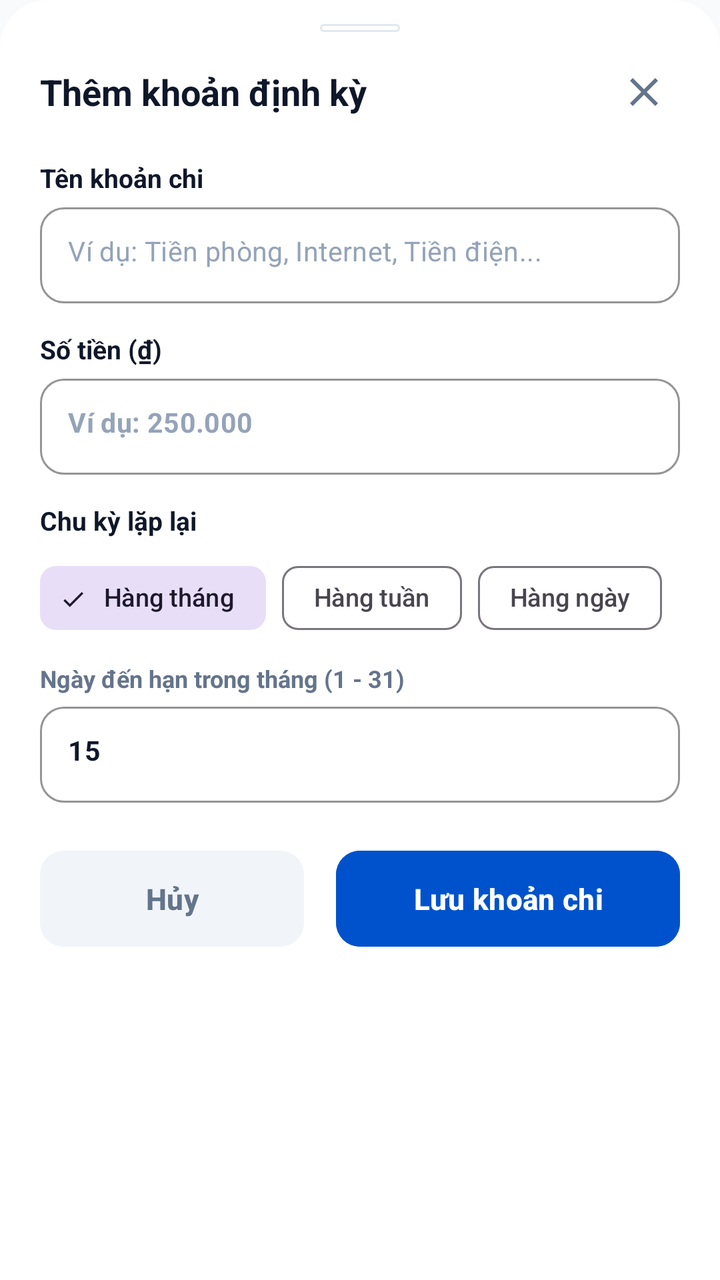
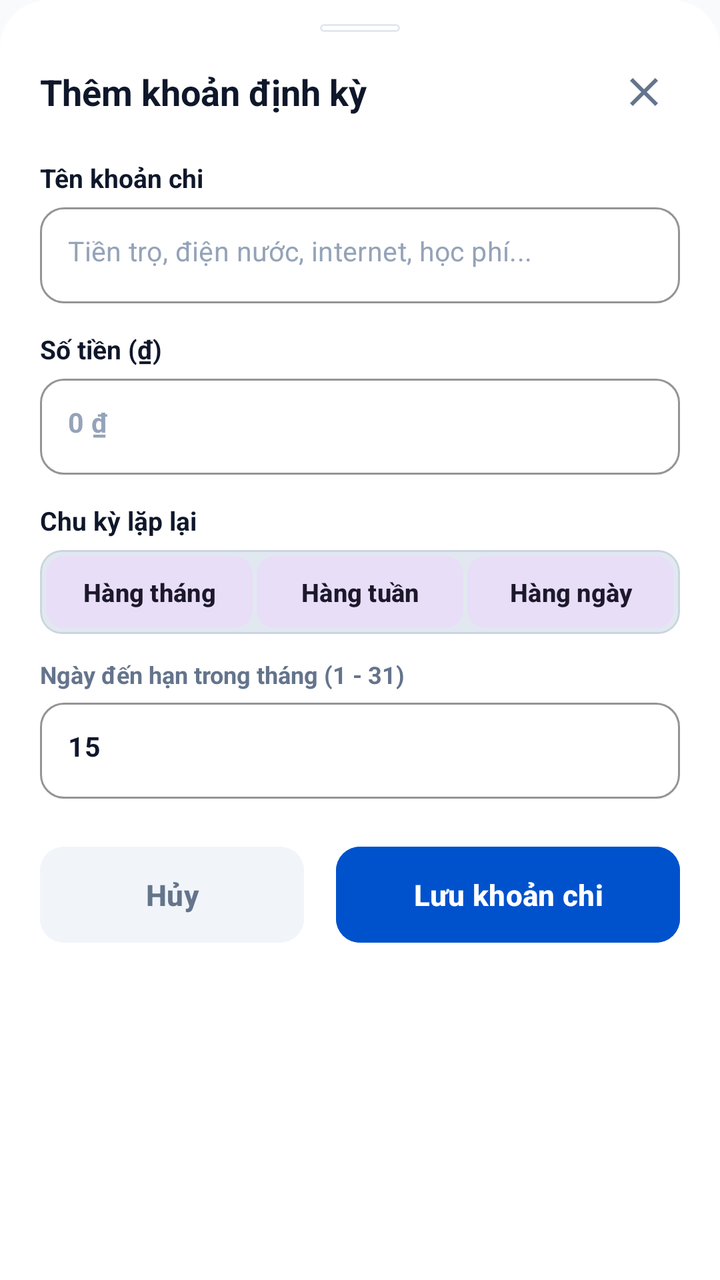

Two renders of the same Android screen: before a commit and after it. Below are the layout's source before the change and the commit's diff.
<!-- AndroidManifest.xml: application theme Theme.SharedFund -->
<!-- res/layout/bottom_sheet_create_recurring_rule.xml -->
<?xml version="1.0" encoding="utf-8"?>
<LinearLayout xmlns:android="http://schemas.android.com/apk/res/android"
    xmlns:app="http://schemas.android.com/apk/res-auto"
    android:layout_width="match_parent"
    android:layout_height="wrap_content"
    android:background="@drawable/bg_bottom_sheet"
    android:orientation="vertical"
    android:paddingStart="20dp"
    android:paddingTop="12dp"
    android:paddingEnd="20dp"
    android:paddingBottom="28dp">

    <View
        android:layout_width="40dp"
        android:layout_height="4dp"
        android:layout_gravity="center_horizontal"
        android:layout_marginBottom="12dp"
        android:background="@drawable/bg_card" />

    <RelativeLayout
        android:layout_width="match_parent"
        android:layout_height="wrap_content"
        android:layout_marginBottom="16dp">

        <TextView
            android:layout_width="wrap_content"
            android:layout_height="wrap_content"
            android:layout_alignParentStart="true"
            android:layout_centerVertical="true"
            android:text="Thêm khoản định kỳ"
            android:textColor="@color/text_primary"
            android:textSize="18sp"
            android:textStyle="bold" />

        <ImageButton
            android:id="@+id/btnCreateRecurringClose"
            android:layout_width="36dp"
            android:layout_height="36dp"
            android:layout_alignParentEnd="true"
            android:layout_centerVertical="true"
            android:background="?attr/selectableItemBackgroundBorderless"
            android:contentDescription="Đóng"
            android:src="@drawable/ic_close"
            app:tint="@color/text_secondary" />
    </RelativeLayout>

    <TextView
        android:layout_width="wrap_content"
        android:layout_height="wrap_content"
        android:layout_marginBottom="6dp"
        android:text="Tên khoản chi"
        android:textColor="@color/text_primary"
        android:textSize="13sp"
        android:textStyle="bold" />

    <com.google.android.material.textfield.TextInputLayout
        style="@style/Widget.MaterialComponents.TextInputLayout.OutlinedBox"
        android:layout_width="match_parent"
        android:layout_height="wrap_content"
        app:boxCornerRadiusBottomEnd="12dp"
        app:boxCornerRadiusBottomStart="12dp"
        app:boxCornerRadiusTopEnd="12dp"
        app:boxCornerRadiusTopStart="12dp"
        app:boxStrokeColor="@color/primary"
        app:hintEnabled="false">

        <com.google.android.material.textfield.TextInputEditText
            android:id="@+id/etRecurringTitle"
            android:layout_width="match_parent"
            android:layout_height="48dp"
            android:hint="Ví dụ: Tiền phòng, Internet, Tiền điện..."
            android:inputType="textCapSentences"
            android:maxLines="1"
            android:paddingStart="14dp"
            android:paddingEnd="14dp"
            android:textColor="@color/text_primary"
            android:textColorHint="@color/text_tertiary"
            android:textSize="13.5sp" />
    </com.google.android.material.textfield.TextInputLayout>

    <TextView
        android:layout_width="wrap_content"
        android:layout_height="wrap_content"
        android:layout_marginTop="14dp"
        android:layout_marginBottom="6dp"
        android:text="Số tiền (₫)"
        android:textColor="@color/text_primary"
        android:textSize="13sp"
        android:textStyle="bold" />

    <com.google.android.material.textfield.TextInputLayout
        style="@style/Widget.MaterialComponents.TextInputLayout.OutlinedBox"
        android:layout_width="match_parent"
        android:layout_height="wrap_content"
        app:boxCornerRadiusBottomEnd="12dp"
        app:boxCornerRadiusBottomStart="12dp"
        app:boxCornerRadiusTopEnd="12dp"
        app:boxCornerRadiusTopStart="12dp"
        app:boxStrokeColor="@color/primary"
        app:hintEnabled="false">

        <com.google.android.material.textfield.TextInputEditText
            android:id="@+id/etRecurringAmount"
            android:layout_width="match_parent"
            android:layout_height="48dp"
            android:hint="Ví dụ: 250.000"
            android:inputType="number"
            android:maxLines="1"
            android:paddingStart="14dp"
            android:paddingEnd="14dp"
            android:textColor="@color/text_primary"
            android:textColorHint="@color/text_tertiary"
            android:textSize="13.5sp"
            android:textStyle="bold" />
    </com.google.android.material.textfield.TextInputLayout>

    <TextView
        android:layout_width="wrap_content"
        android:layout_height="wrap_content"
        android:layout_marginTop="14dp"
        android:layout_marginBottom="6dp"
        android:text="Chu kỳ lặp lại"
        android:textColor="@color/text_primary"
        android:textSize="13sp"
        android:textStyle="bold" />

    <com.google.android.material.chip.ChipGroup
        android:id="@+id/chipGroupFrequency"
        android:layout_width="match_parent"
        android:layout_height="wrap_content"
        app:singleSelection="true">

        <com.google.android.material.chip.Chip
            android:id="@+id/chipMonthly"
            style="@style/Widget.Material3.Chip.Filter"
            android:layout_width="wrap_content"
            android:layout_height="wrap_content"
            android:checked="true"
            android:text="Hàng tháng"
            android:textSize="12.5sp" />

        <com.google.android.material.chip.Chip
            android:id="@+id/chipWeekly"
            style="@style/Widget.Material3.Chip.Filter"
            android:layout_width="wrap_content"
            android:layout_height="wrap_content"
            android:text="Hàng tuần"
            android:textSize="12.5sp" />

        <com.google.android.material.chip.Chip
            android:id="@+id/chipDaily"
            style="@style/Widget.Material3.Chip.Filter"
            android:layout_width="wrap_content"
            android:layout_height="wrap_content"
            android:text="Hàng ngày"
            android:textSize="12.5sp" />
    </com.google.android.material.chip.ChipGroup>

    <LinearLayout
        android:id="@+id/layoutMonthlyDayPicker"
        android:layout_width="match_parent"
        android:layout_height="wrap_content"
        android:layout_marginTop="8dp"
        android:orientation="vertical">

        <TextView
            android:layout_width="wrap_content"
            android:layout_height="wrap_content"
            android:layout_marginBottom="6dp"
            android:text="Ngày đến hạn trong tháng (1 - 31)"
            android:textColor="@color/text_secondary"
            android:textSize="12sp"
            android:textStyle="bold" />

        <com.google.android.material.textfield.TextInputLayout
            style="@style/Widget.MaterialComponents.TextInputLayout.OutlinedBox"
            android:layout_width="match_parent"
            android:layout_height="wrap_content"
            app:boxCornerRadiusBottomEnd="12dp"
            app:boxCornerRadiusBottomStart="12dp"
            app:boxCornerRadiusTopEnd="12dp"
            app:boxCornerRadiusTopStart="12dp"
            app:boxStrokeColor="@color/primary"
            app:hintEnabled="false">

            <com.google.android.material.textfield.TextInputEditText
                android:id="@+id/etRecurringDay"
                android:layout_width="match_parent"
                android:layout_height="48dp"
                android:hint="Ví dụ: 15"
                android:inputType="number"
                android:maxLines="1"
                android:paddingStart="14dp"
                android:paddingEnd="14dp"
                android:text="15"
                android:textColor="@color/text_primary"
                android:textSize="13.5sp"
                android:textStyle="bold" />
        </com.google.android.material.textfield.TextInputLayout>
    </LinearLayout>

    <LinearLayout
        android:id="@+id/layoutWeeklyDayPicker"
        android:layout_width="match_parent"
        android:layout_height="wrap_content"
        android:layout_marginTop="8dp"
        android:orientation="vertical"
        android:visibility="gone">

        <TextView
            android:layout_width="wrap_content"
            android:layout_height="wrap_content"
            android:layout_marginBottom="6dp"
            android:text="Thứ lặp lại trong tuần"
            android:textColor="@color/text_secondary"
            android:textSize="12sp"
            android:textStyle="bold" />

        <HorizontalScrollView
            android:layout_width="match_parent"
            android:layout_height="wrap_content"
            android:scrollbars="none">

            <com.google.android.material.chip.ChipGroup
                android:id="@+id/chipGroupWeekDays"
                android:layout_width="wrap_content"
                android:layout_height="wrap_content"
                app:singleSelection="true">

                <com.google.android.material.chip.Chip
                    android:id="@+id/chipDayMon"
                    style="@style/Widget.Material3.Chip.Filter"
                    android:layout_width="wrap_content"
                    android:layout_height="wrap_content"
                    android:checked="true"
                    android:tag="2"
                    android:text="Thứ 2" />

                <com.google.android.material.chip.Chip
                    android:id="@+id/chipDayTue"
                    style="@style/Widget.Material3.Chip.Filter"
                    android:layout_width="wrap_content"
                    android:layout_height="wrap_content"
                    android:tag="3"
                    android:text="Thứ 3" />

                <com.google.android.material.chip.Chip
                    android:id="@+id/chipDayWed"
                    style="@style/Widget.Material3.Chip.Filter"
                    android:layout_width="wrap_content"
                    android:layout_height="wrap_content"
                    android:tag="4"
                    android:text="Thứ 4" />

                <com.google.android.material.chip.Chip
                    android:id="@+id/chipDayThu"
                    style="@style/Widget.Material3.Chip.Filter"
                    android:layout_width="wrap_content"
                    android:layout_height="wrap_content"
                    android:tag="5"
                    android:text="Thứ 5" />

                <com.google.android.material.chip.Chip
                    android:id="@+id/chipDayFri"
                    style="@style/Widget.Material3.Chip.Filter"
                    android:layout_width="wrap_content"
                    android:layout_height="wrap_content"
                    android:tag="6"
                    android:text="Thứ 6" />

                <com.google.android.material.chip.Chip
                    android:id="@+id/chipDaySat"
                    style="@style/Widget.Material3.Chip.Filter"
                    android:layout_width="wrap_content"
                    android:layout_height="wrap_content"
                    android:tag="7"
                    android:text="Thứ 7" />

                <com.google.android.material.chip.Chip
                    android:id="@+id/chipDaySun"
                    style="@style/Widget.Material3.Chip.Filter"
                    android:layout_width="wrap_content"
                    android:layout_height="wrap_content"
                    android:tag="1"
                    android:text="Chủ nhật" />
            </com.google.android.material.chip.ChipGroup>
        </HorizontalScrollView>
    </LinearLayout>

    <LinearLayout
        android:layout_width="match_parent"
        android:layout_height="wrap_content"
        android:layout_marginTop="24dp"
        android:orientation="horizontal">

        <com.google.android.material.button.MaterialButton
            android:id="@+id/btnCancelRecurringRule"
            android:layout_width="0dp"
            android:layout_height="48dp"
            android:layout_marginEnd="8dp"
            android:layout_weight="1"
            android:backgroundTint="@color/surface_variant"
            android:insetTop="0dp"
            android:insetBottom="0dp"
            android:text="Hủy"
            android:textAllCaps="false"
            android:textColor="@color/text_secondary"
            android:textSize="14.5sp"
            android:textStyle="bold"
            app:cornerRadius="12dp"
            app:elevation="0dp" />

        <com.google.android.material.button.MaterialButton
            android:id="@+id/btnSubmitRecurringRule"
            android:layout_width="0dp"
            android:layout_height="48dp"
            android:layout_marginStart="8dp"
            android:layout_weight="1.3"
            android:backgroundTint="@color/primary"
            android:insetTop="0dp"
            android:insetBottom="0dp"
            android:text="Lưu khoản chi"
            android:textAllCaps="false"
            android:textColor="@android:color/white"
            android:textSize="14.5sp"
            android:textStyle="bold"
            app:cornerRadius="12dp"
            app:elevation="0dp" />
    </LinearLayout>
</LinearLayout>
<!-- resources referenced by this layout -->
<resources>
  <color name="primary">#0052CC</color>
  <color name="surface_variant">#F1F5F9</color>
  <color name="text_primary">#0F172A</color>
  <color name="text_secondary">#64748B</color>
  <color name="text_tertiary">#94A3B8</color>
  <!-- drawable bg_bottom_sheet (drawable) -->
  <?xml version="1.0" encoding="utf-8"?>
  <shape xmlns:android="http://schemas.android.com/apk/res/android"
      android:shape="rectangle">
      <solid android:color="@color/surface" />
      <corners
          android:topLeftRadius="24dp"
          android:topRightRadius="24dp"
          android:bottomLeftRadius="0dp"
          android:bottomRightRadius="0dp" />
  </shape>
  <!-- drawable bg_card (drawable) -->
  <?xml version="1.0" encoding="utf-8"?>
  <shape xmlns:android="http://schemas.android.com/apk/res/android"
      android:shape="rectangle">
      <solid android:color="@color/surface" />
      <corners android:radius="16dp" />
      <stroke android:width="1dp" android:color="@color/border" />
  </shape>
  <!-- drawable ic_close (drawable) -->
  <vector xmlns:android="http://schemas.android.com/apk/res/android"
      android:width="24dp"
      android:height="24dp"
      android:viewportWidth="24"
      android:viewportHeight="24">
      <path
          android:fillColor="#FF000000"
          android:pathData="M19,6.41L17.59,5 12,10.59 6.41,5 5,6.41 10.59,12 5,17.59 6.41,19 12,13.41 17.59,19 19,17.59 13.41,12z" />
  </vector>
  <style name="Theme.SharedFund" parent="Base.Theme.SharedFund" />
  <color name="surface">#FFFFFF</color>
  <color name="border">#E2E8F0</color>
  <style name="Base.Theme.SharedFund" parent="Theme.Material3.Light.NoActionBar">
  
          <item name="colorPrimary">@color/primary</item>
  
          <item name="colorPrimaryDark">@color/primary_dark</item>
  
          <item name="colorSecondary">@color/accent_income</item>
  
          <item name="android:statusBarColor">@color/surface</item>
  
          <item name="android:windowLightStatusBar">true</item>
  
          <item name="android:windowBackground">@color/background</item>
  
          <item name="colorSurface">@color/surface</item>
  
          <item name="colorOnSurface">@color/text_primary</item>
  
          <item name="android:textColorPrimary">@color/text_primary</item>
  
          <item name="android:textColorSecondary">@color/text_secondary</item>
  
          <item name="android:textColorHint">@color/text_secondary</item>
  
          <item name="editTextColor">@color/text_primary</item>
  
      </style>
  <color name="primary_dark">#003D99</color>
  <color name="accent_income">#10B981</color>
  <color name="background">#F8FAFC</color>
</resources>

<!-- the commit's change to res/layout/bottom_sheet_create_recurring_rule.xml (unified diff, before → after) -->
@@ -68,7 +68,7 @@
             android:id="@+id/etRecurringTitle"
             android:layout_width="match_parent"
             android:layout_height="48dp"
-            android:hint="Ví dụ: Tiền phòng, Internet, Tiền điện..."
+            android:hint="Tiền trọ, điện nước, internet, học phí..."
             android:inputType="textCapSentences"
             android:maxLines="1"
             android:paddingStart="14dp"
@@ -103,7 +103,7 @@
             android:id="@+id/etRecurringAmount"
             android:layout_width="match_parent"
             android:layout_height="48dp"
-            android:hint="Ví dụ: 250.000"
+            android:hint="0 ₫"
             android:inputType="number"
             android:maxLines="1"
             android:paddingStart="14dp"
@@ -124,43 +124,76 @@
         android:textSize="13sp"
         android:textStyle="bold" />
 
-    <com.google.android.material.chip.ChipGroup
-        android:id="@+id/chipGroupFrequency"
-        android:layout_width="match_parent"
-        android:layout_height="wrap_content"
-        app:singleSelection="true">
-
-        <com.google.android.material.chip.Chip
-            android:id="@+id/chipMonthly"
-            style="@style/Widget.Material3.Chip.Filter"
-            android:layout_width="wrap_content"
-            android:layout_height="wrap_content"
-            android:checked="true"
-            android:text="Hàng tháng"
-            android:textSize="12.5sp" />
-
-        <com.google.android.material.chip.Chip
-            android:id="@+id/chipWeekly"
-            style="@style/Widget.Material3.Chip.Filter"
-            android:layout_width="wrap_content"
-            android:layout_height="wrap_content"
-            android:text="Hàng tuần"
-            android:textSize="12.5sp" />
-
-        <com.google.android.material.chip.Chip
-            android:id="@+id/chipDaily"
-            style="@style/Widget.Material3.Chip.Filter"
-            android:layout_width="wrap_content"
-            android:layout_height="wrap_content"
-            android:text="Hàng ngày"
-            android:textSize="12.5sp" />
-    </com.google.android.material.chip.ChipGroup>
+    <com.google.android.material.card.MaterialCardView
+        android:id="@+id/cardSegmentFrequency"
+        android:layout_width="match_parent"
+        android:layout_height="42dp"
+        app:cardBackgroundColor="@color/segment_track"
+        app:cardCornerRadius="11dp"
+        app:cardElevation="0dp"
+        app:strokeColor="@color/segment_track_border"
+        app:strokeWidth="1dp">
+
+        <LinearLayout
+            android:layout_width="match_parent"
+            android:layout_height="match_parent"
+            android:orientation="horizontal"
+            android:padding="3dp">
+
+            <com.google.android.material.button.MaterialButton
+                android:id="@+id/btnFreqMonthly"
+                style="@style/Widget.Material3.Button.TonalButton"
+                android:layout_width="0dp"
+                android:layout_height="match_parent"
+                android:layout_weight="1"
+                android:insetTop="0dp"
+                android:insetBottom="0dp"
+                android:minWidth="0dp"
+                android:padding="0dp"
+                android:text="Hàng tháng"
+                android:textSize="12.5sp"
+                android:textStyle="bold"
+                app:cornerRadius="9dp" />
+
+            <com.google.android.material.button.MaterialButton
+                android:id="@+id/btnFreqWeekly"
+                style="@style/Widget.Material3.Button.TonalButton"
+                android:layout_width="0dp"
+                android:layout_height="match_parent"
+                android:layout_marginStart="2dp"
+                android:layout_weight="1"
+                android:insetTop="0dp"
+                android:insetBottom="0dp"
+                android:minWidth="0dp"
+                android:padding="0dp"
+                android:text="Hàng tuần"
+                android:textSize="12.5sp"
+                android:textStyle="bold"
+                app:cornerRadius="9dp" />
+
+            <com.google.android.material.button.MaterialButton
+                android:id="@+id/btnFreqDaily"
+                style="@style/Widget.Material3.Button.TonalButton"
+                android:layout_width="0dp"
+                android:layout_height="match_parent"
+                android:layout_marginStart="2dp"
+                android:layout_weight="1"
+                android:insetTop="0dp"
+                android:insetBottom="0dp"
+                android:minWidth="0dp"
+                android:padding="0dp"
+                android:text="Hàng ngày"
+                android:textSize="12.5sp"
+                android:textStyle="bold"
+                app:cornerRadius="9dp" />
+        </LinearLayout>
+    </com.google.android.material.card.MaterialCardView>
 
     <LinearLayout
         android:id="@+id/layoutMonthlyDayPicker"
         android:layout_width="match_parent"
         android:layout_height="wrap_content"
-        android:layout_marginTop="8dp"
+        android:layout_marginTop="12dp"
         android:orientation="vertical">
 
         <TextView
@@ -187,13 +220,14 @@
                 android:id="@+id/etRecurringDay"
                 android:layout_width="match_parent"
                 android:layout_height="48dp"
-                android:hint="Ví dụ: 15"
+                android:hint="Nhập ngày trong tháng (1 - 31)"
                 android:inputType="number"
                 android:maxLines="1"
                 android:paddingStart="14dp"
                 android:paddingEnd="14dp"
                 android:text="15"
                 android:textColor="@color/text_primary"
+                android:textColorHint="@color/text_tertiary"
                 android:textSize="13.5sp"
                 android:textStyle="bold" />
         </com.google.android.material.textfield.TextInputLayout>
@@ -203,7 +237,7 @@
         android:id="@+id/layoutWeeklyDayPicker"
         android:layout_width="match_parent"
         android:layout_height="wrap_content"
-        android:layout_marginTop="8dp"
+        android:layout_marginTop="12dp"
         android:orientation="vertical"
         android:visibility="gone">
 
@@ -219,71 +253,134 @@
         <HorizontalScrollView
             android:layout_width="match_parent"
             android:layout_height="wrap_content"
+            android:clipToPadding="false"
+            android:overScrollMode="never"
             android:scrollbars="none">
 
-            <com.google.android.material.chip.ChipGroup
-                android:id="@+id/chipGroupWeekDays"
+            <LinearLayout
+                android:id="@+id/layoutWeekDays"
                 android:layout_width="wrap_content"
                 android:layout_height="wrap_content"
-                app:singleSelection="true">
-
-                <com.google.android.material.chip.Chip
-                    android:id="@+id/chipDayMon"
-                    style="@style/Widget.Material3.Chip.Filter"
-                    android:layout_width="wrap_content"
-                    android:layout_height="wrap_content"
-                    android:checked="true"
+                android:orientation="horizontal">
+
+                <com.google.android.material.button.MaterialButton
+                    android:id="@+id/btnDayMon"
+                    style="@style/Widget.Material3.Button.TonalButton"
+                    android:layout_width="wrap_content"
+                    android:layout_height="36dp"
+                    android:layout_marginEnd="6dp"
+                    android:insetTop="0dp"
+                    android:insetBottom="0dp"
+                    android:minWidth="0dp"
+                    android:paddingStart="14dp"
+                    android:paddingEnd="14dp"
                     android:tag="2"
-                    android:text="Thứ 2" />
-
-                <com.google.android.material.chip.Chip
-                    android:id="@+id/chipDayTue"
-                    style="@style/Widget.Material3.Chip.Filter"
-                    android:layout_width="wrap_content"
-                    android:layout_height="wrap_content"
+                    android:text="Thứ 2"
+                    android:textSize="12sp"
+                    android:textStyle="bold"
+                    app:cornerRadius="10dp" />
+
+                <com.google.android.material.button.MaterialButton
+                    android:id="@+id/btnDayTue"
+                    style="@style/Widget.Material3.Button.TonalButton"
+                    android:layout_width="wrap_content"
+                    android:layout_height="36dp"
+                    android:layout_marginEnd="6dp"
+                    android:insetTop="0dp"
+                    android:insetBottom="0dp"
+                    android:minWidth="0dp"
+                    android:paddingStart="14dp"
+                    android:paddingEnd="14dp"
                     android:tag="3"
-                    android:text="Thứ 3" />
-
-                <com.google.android.material.chip.Chip
-                    android:id="@+id/chipDayWed"
-                    style="@style/Widget.Material3.Chip.Filter"
-                    android:layout_width="wrap_content"
-                    android:layout_height="wrap_content"
+                    android:text="Thứ 3"
+                    android:textSize="12sp"
+                    android:textStyle="bold"
+                    app:cornerRadius="10dp" />
+
+                <com.google.android.material.button.MaterialButton
+                    android:id="@+id/btnDayWed"
+                    style="@style/Widget.Material3.Button.TonalButton"
+                    android:layout_width="wrap_content"
+                    android:layout_height="36dp"
+                    android:layout_marginEnd="6dp"
+                    android:insetTop="0dp"
+                    android:insetBottom="0dp"
+                    android:minWidth="0dp"
+                    android:paddingStart="14dp"
+                    android:paddingEnd="14dp"
                     android:tag="4"
-                    android:text="Thứ 4" />
-
-                <com.google.android.material.chip.Chip
-                    android:id="@+id/chipDayThu"
-                    style="@style/Widget.Material3.Chip.Filter"
-                    android:layout_width="wrap_content"
-                    android:layout_height="wrap_content"
+                    android:text="Thứ 4"
+                    android:textSize="12sp"
+                    android:textStyle="bold"
+                    app:cornerRadius="10dp" />
+
+                <com.google.android.material.button.MaterialButton
+                    android:id="@+id/btnDayThu"
+                    style="@style/Widget.Material3.Button.TonalButton"
+                    android:layout_width="wrap_content"
+                    android:layout_height="36dp"
+                    android:layout_marginEnd="6dp"
+                    android:insetTop="0dp"
+                    android:insetBottom="0dp"
+                    android:minWidth="0dp"
+                    android:paddingStart="14dp"
+                    android:paddingEnd="14dp"
                     android:tag="5"
-                    android:text="Thứ 5" />
-
-                <com.google.android.material.chip.Chip
-                    android:id="@+id/chipDayFri"
-                    style="@style/Widget.Material3.Chip.Filter"
-                    android:layout_width="wrap_content"
-                    android:layout_height="wrap_content"
+                    android:text="Thứ 5"
+                    android:textSize="12sp"
+                    android:textStyle="bold"
+                    app:cornerRadius="10dp" />
+
+                <com.google.android.material.button.MaterialButton
+                    android:id="@+id/btnDayFri"
+                    style="@style/Widget.Material3.Button.TonalButton"
+                    android:layout_width="wrap_content"
+                    android:layout_height="36dp"
+                    android:layout_marginEnd="6dp"
+                    android:insetTop="0dp"
+                    android:insetBottom="0dp"
+                    android:minWidth="0dp"
+                    android:paddingStart="14dp"
+                    android:paddingEnd="14dp"
                     android:tag="6"
-                    android:text="Thứ 6" />
-
-                <com.google.android.material.chip.Chip
-                    android:id="@+id/chipDaySat"
-                    style="@style/Widget.Material3.Chip.Filter"
-                    android:layout_width="wrap_content"
-                    android:layout_height="wrap_content"
+                    android:text="Thứ 6"
+                    android:textSize="12sp"
+                    android:textStyle="bold"
+                    app:cornerRadius="10dp" />
+
+                <com.google.android.material.button.MaterialButton
+                    android:id="@+id/btnDaySat"
+                    style="@style/Widget.Material3.Button.TonalButton"
+                    android:layout_width="wrap_content"
+                    android:layout_height="36dp"
+                    android:layout_marginEnd="6dp"
+                    android:insetTop="0dp"
+                    android:insetBottom="0dp"
+                    android:minWidth="0dp"
+                    android:paddingStart="14dp"
+                    android:paddingEnd="14dp"
                     android:tag="7"
-                    android:text="Thứ 7" />
-
-                <com.google.android.material.chip.Chip
-                    android:id="@+id/chipDaySun"
-                    style="@style/Widget.Material3.Chip.Filter"
-                    android:layout_width="wrap_content"
-                    android:layout_height="wrap_content"
+                    android:text="Thứ 7"
+                    android:textSize="12sp"
+                    android:textStyle="bold"
+                    app:cornerRadius="10dp" />
+
+                <com.google.android.material.button.MaterialButton
+                    android:id="@+id/btnDaySun"
+                    style="@style/Widget.Material3.Button.TonalButton"
+                    android:layout_width="wrap_content"
+                    android:layout_height="36dp"
+                    android:insetTop="0dp"
+                    android:insetBottom="0dp"
+                    android:minWidth="0dp"
+                    android:paddingStart="14dp"
+                    android:paddingEnd="14dp"
                     android:tag="1"
-                    android:text="Chủ nhật" />
-            </com.google.android.material.chip.ChipGroup>
+                    android:text="Chủ nhật"
+                    android:textSize="12sp"
+                    android:textStyle="bold"
+                    app:cornerRadius="10dp" />
+            </LinearLayout>
         </HorizontalScrollView>
     </LinearLayout>
 
<!-- resource entries referenced after the edit -->
@@ -1,6 +1,8 @@
 <!-- resources referenced by this layout -->
 <resources>
   <color name="primary">#0052CC</color>
+  <color name="segment_track">#E2E8F0</color>
+  <color name="segment_track_border">#CBD5E1</color>
   <color name="surface_variant">#F1F5F9</color>
   <color name="text_primary">#0F172A</color>
   <color name="text_secondary">#64748B</color>
